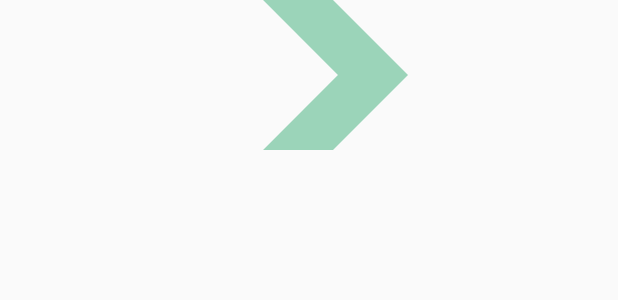
After one commit to DimasGo/messenger, an Android app: the layout item_card.xml on its own in the app's theme, with its tools: preview values and no code run, on a phone screen of 412 x 824 dp. The commit adds this screen. Shown: the top 300 px of the screen. Run offline under Robolectric (Android 15) with nearby library versions, the phone set to English and light mode, and no system bars.

Commit message:
Small Changed

```diff
--- a/app/src/main/java/com/example/telegram/ui/fragment/BaseFragment.kt
+++ b/app/src/main/java/com/example/telegram/ui/fragment/BaseFragment.kt
@@ -5,7 +5,6 @@ import android.view.LayoutInflater
 import android.view.View
 import android.view.ViewGroup
 import androidx.fragment.app.Fragment
-
 
 open class BaseFragment(val layout: Int) : Fragment() {
 
--- a/app/src/main/java/com/example/telegram/ui/fragment/FavoriteFragment.kt
+++ b/app/src/main/java/com/example/telegram/ui/fragment/FavoriteFragment.kt
@@ -7,7 +7,5 @@ class FavoriteFragment : BaseFragment(R.layout.fragment_favorite) {
 
     override fun onResume() {
         super.onResume()
-
-        showToat("Favorite")
     }
 }
--- /dev/null
+++ b/app/src/main/res/layout/item_card.xml
@@ -0,0 +1,31 @@
+<?xml version="1.0" encoding="utf-8"?>
+<LinearLayout
+    xmlns:android="http://schemas.android.com/apk/res/android"
+    xmlns:tools="http://schemas.android.com/tools"
+    android:id="@+id/card"
+    android:layout_width="match_parent"
+    android:layout_height="wrap_content"
+    xmlns:card_view="http://schemas.android.com/apk/res-auto"
+    android:layout_marginBottom="8dp"
+    android:layout_marginLeft="8dp"
+    android:layout_marginRight="8dp"
+    card_view:cardBackgroundColor="@android:color/white"
+    card_view:cardCornerRadius="4dp"
+    card_view:cardElevation="5dp">
+
+    <LinearLayout
+        android:id="@+id/card_content"
+        android:layout_width="match_parent"
+        android:layout_height="wrap_content"
+        android:orientation="horizontal">
+
+        <ImageView
+            android:id="@+id/image"
+            android:layout_width="match_parent"
+            android:layout_height="100dp"
+            android:scaleType="centerCrop"
+            android:src="@drawable/ic_baseline_chevron_right_24" />
+
+    </LinearLayout>
+
+</LinearLayout>
```
Also changed, not shown: app/build.gradle (+8 -5 lines), app/src/main/java/com/example/telegram/ui/fragment/ConfirmSmsFragment.kt (+5 -4 lines), app/src/main/res/layout/fragment_options.xml (+2 -12 lines), app/src/main/res/layout/fragment_securitu_chat.xml (+1 -6 lines), app/src/main/res/values/styles.xml (+16 -0 lines).
